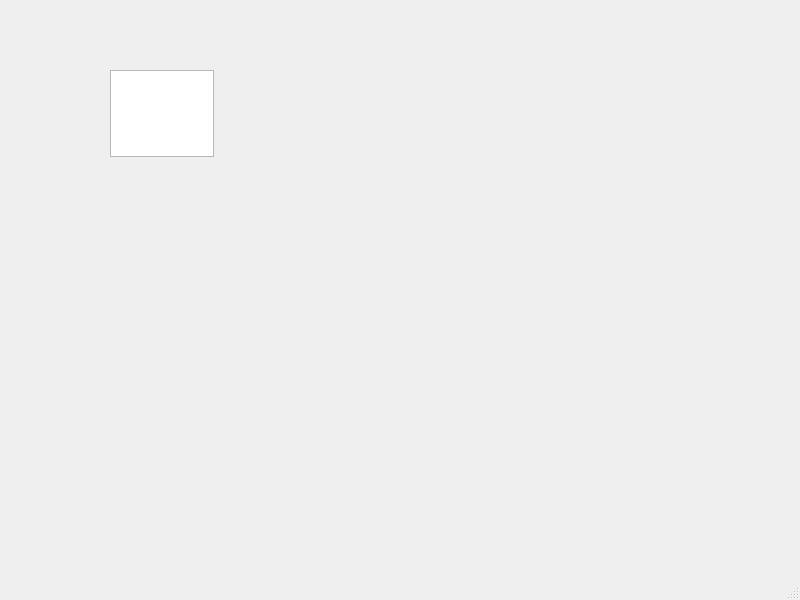
First picture: the form in mainwindow.ui, repository mariannagrab/chessProjectCpp, before the edit.
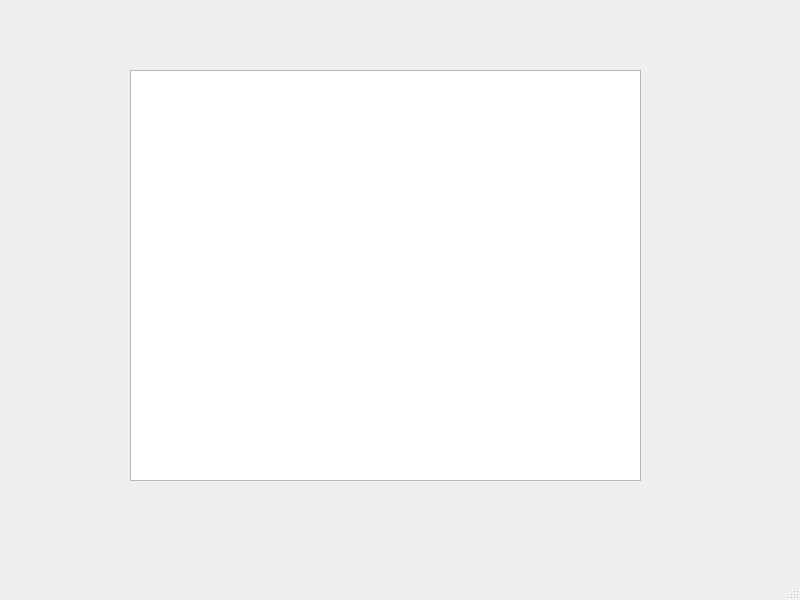
Second picture: the form after the edit.

Diff of the .ui file:
```diff
--- a/mainwindow.ui
+++ b/mainwindow.ui
@@ -14,15 +14,21 @@
    <string>MainWindow</string>
   </property>
   <widget class="QWidget" name="centralwidget">
-   <widget class="QTextEdit" name="textEdit">
+   <widget class="QGraphicsView" name="graphicsView">
     <property name="geometry">
      <rect>
-      <x>110</x>
+      <x>130</x>
       <y>70</y>
-      <width>104</width>
-      <height>87</height>
+      <width>511</width>
+      <height>411</height>
      </rect>
     </property>
+    <property name="maximumSize">
+     <size>
+      <width>15000</width>
+      <height>15000</height>
+     </size>
+    </property>
    </widget>
   </widget>
   <widget class="QMenuBar" name="menubar">
```
Left out of the diff: 2 changed lines with no effect on the pictures.
